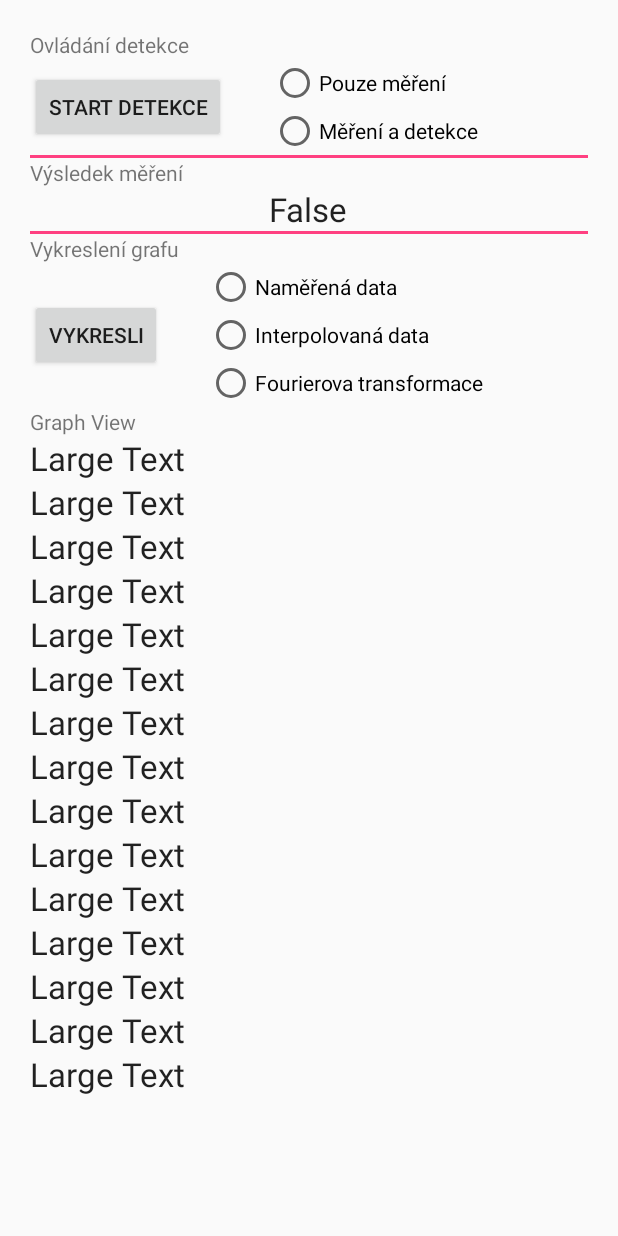
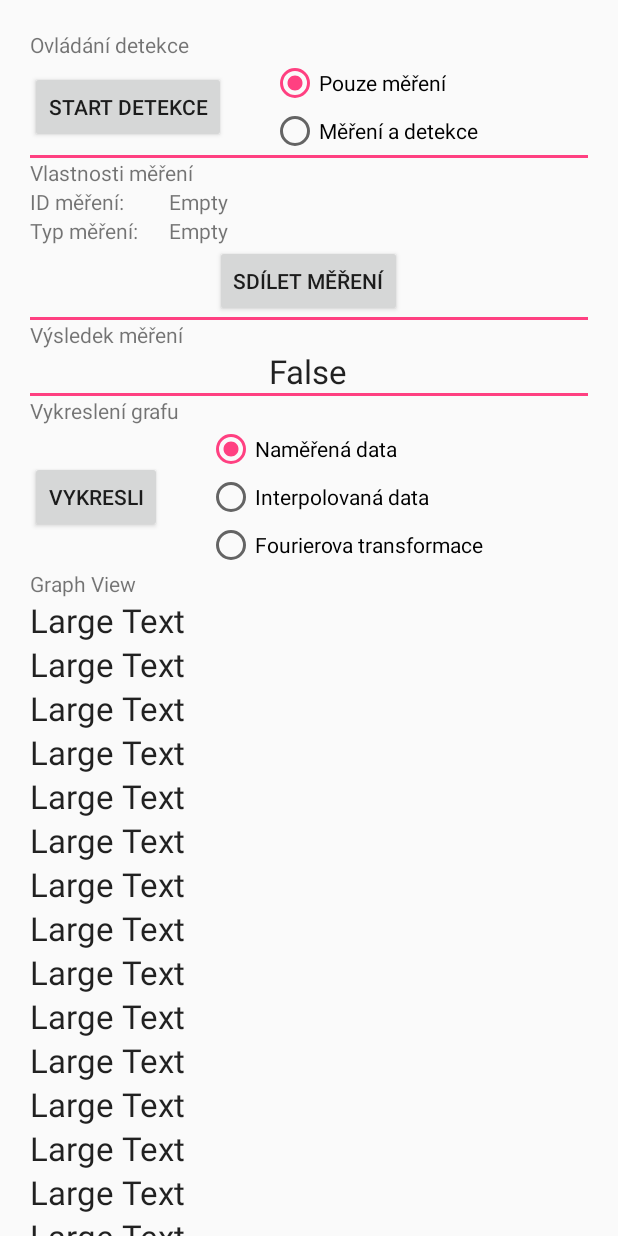
Before and after one commit to Kendysss6/ScrollingDetekceEpi, an Android app: the screen it shows after launch (MainActivity), on a phone screen of 412 x 824 dp. Run offline under Robolectric (Android 15) with nearby library versions, the phone set to English and light mode, and no system bars.

Commit message:
Pridani odstavce vlastnosti měření.

```diff
--- a/app/src/main/res/layout/scroll_activity.xml
+++ b/app/src/main/res/layout/scroll_activity.xml
@@ -30,8 +30,8 @@
                     android:layout_height="wrap_content"
                     android:text="@string/start"
                     android:id="@+id/but_detekce"
-                    android:layout_marginRight="30dp"
-                    android:layout_marginEnd="30dp"
+                    android:layout_marginRight="@dimen/margin_right_button"
+                    android:layout_marginEnd="@dimen/margin_right_button"
                     android:layout_gravity="center_vertical"/>
 
 
@@ -43,7 +43,8 @@
                         android:layout_width="wrap_content"
                         android:layout_height="wrap_content"
                         android:text="@string/mereni"
-                        android:id="@+id/mereni_radio" />
+                        android:id="@+id/mereni_radio"
+                        android:checked="true" />
 
                     <RadioButton
                         android:layout_width="wrap_content"
@@ -56,10 +57,78 @@
 
         </LinearLayout>
 
+        <View
+            android:layout_width="match_parent"
+            android:layout_height="@dimen/separator"
+            android:background="@color/separator"/>
+
+        <LinearLayout
+            android:orientation="vertical"
+            android:layout_width="match_parent"
+            android:layout_height="match_parent">
+
+            <TextView
+                android:layout_width="wrap_content"
+                android:layout_height="wrap_content"
+                android:text="@string/vlast_mereni" />
+
+            <GridLayout
+                android:orientation="vertical"
+                android:layout_width="match_parent"
+                android:layout_height="match_parent"
+                android:rowCount="2"
+                android:columnCount="3">
+
+                <TextView
+                    android:layout_width="wrap_content"
+                    android:layout_height="wrap_content"
+                    android:text="@string/id_mereni"
+                    android:layout_row="0"
+                    android:layout_column="0"
+                    android:layout_marginRight="@dimen/margin_right_button"
+                    android:layout_marginEnd="@dimen/margin_right_button"/>
+
+                <TextView
+                    android:layout_width="wrap_content"
+                    android:layout_height="wrap_content"
+                    android:text="@string/empty"
+                    android:id="@+id/id_mereni"
+                    android:layout_row="0"
+                    android:layout_column="1"
+                    android:layout_gravity="center_horizontal" />
+
+                <TextView
+                    android:layout_width="wrap_content"
+                    android:layout_height="wrap_content"
+                    android:text="@string/typ_mereni"
+                    android:layout_row="1"
+                    android:layout_column="0"/>
+
+                <TextView
+                    android:layout_width="wrap_content"
+                    android:layout_height="wrap_content"
+                    android:text="@string/empty"
+                    android:id="@+id/id_typ_mereni"
+                    android:layout_row="1"
+                    android:layout_column="1"
+                    android:layout_gravity="center_horizontal" />
+            </GridLayout>
+
+            <Button
+                android:layout_width="wrap_content"
+                android:layout_height="wrap_content"
+                android:layout_gravity="center_horizontal"
+                android:text="@string/sdilet_mereni"
+                android:id="@+id/sdilet_but" />
+        </LinearLayout>
+
+
+
+
 
 
         <View
-            android:layout_width="fill_parent"
+            android:layout_width="match_parent"
             android:layout_height="@dimen/separator"
             android:background="@color/separator"/>
 
@@ -78,14 +147,14 @@
                 android:layout_height="wrap_content"
                 android:textAppearance="?android:attr/textAppearanceLarge"
                 android:text="@string/neg_detekce"
-                android:id="@+id/textView3"
+                android:id="@+id/vysledek_mereni"
                 android:layout_gravity="center_horizontal"/>
 
         </LinearLayout>
 
 
         <View
-            android:layout_width="fill_parent"
+            android:layout_width="match_parent"
             android:layout_height="@dimen/separator"
             android:background="@color/separator"/>
 
@@ -121,7 +190,8 @@
                         android:layout_width="wrap_content"
                         android:layout_height="wrap_content"
                         android:text="@string/namerena_data"
-                        android:id="@+id/namerenaDat_radio" />
+                        android:id="@+id/namerenaDat_radio"
+                        android:checked="true" />
 
                     <RadioButton
                         android:layout_width="wrap_content"
--- a/app/src/main/res/values/dimens.xml
+++ b/app/src/main/res/values/dimens.xml
@@ -3,4 +3,5 @@
     <dimen name="activity_horizontal_margin">16dp</dimen>
     <dimen name="activity_vertical_margin">16dp</dimen>
     <dimen name="separator">2dp</dimen>
+    <dimen name="margin_right_button">30dp</dimen>
 </resources>
--- a/app/src/main/res/values/strings.xml
+++ b/app/src/main/res/values/strings.xml
@@ -13,4 +13,9 @@
     <string name="interpolovana_data">Interpolovaná data</string>
     <string name="ft">Fourierova transformace</string>
     <string name="ovladani">Ovládání detekce</string>
+    <string name="vlast_mereni">Vlastnosti měření</string>
+    <string name="id_mereni">ID měření:</string>
+    <string name="empty">Empty</string>
+    <string name="typ_mereni">Typ měření:</string>
+    <string name="sdilet_mereni">Sdílet měření</string>
 </resources>
```
